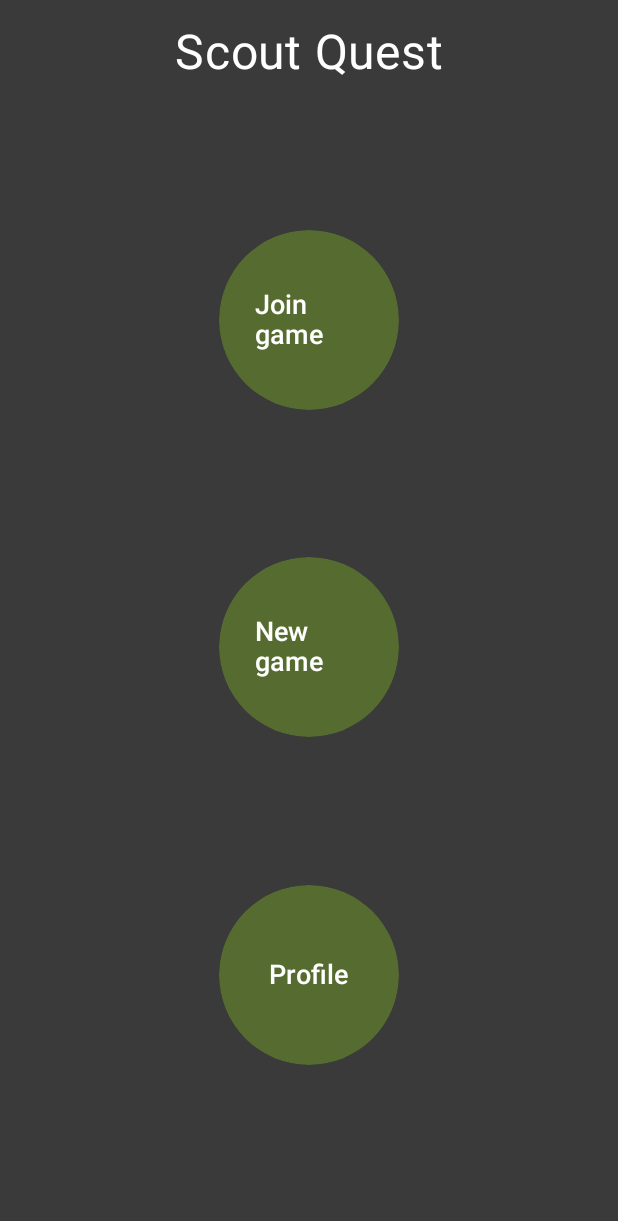
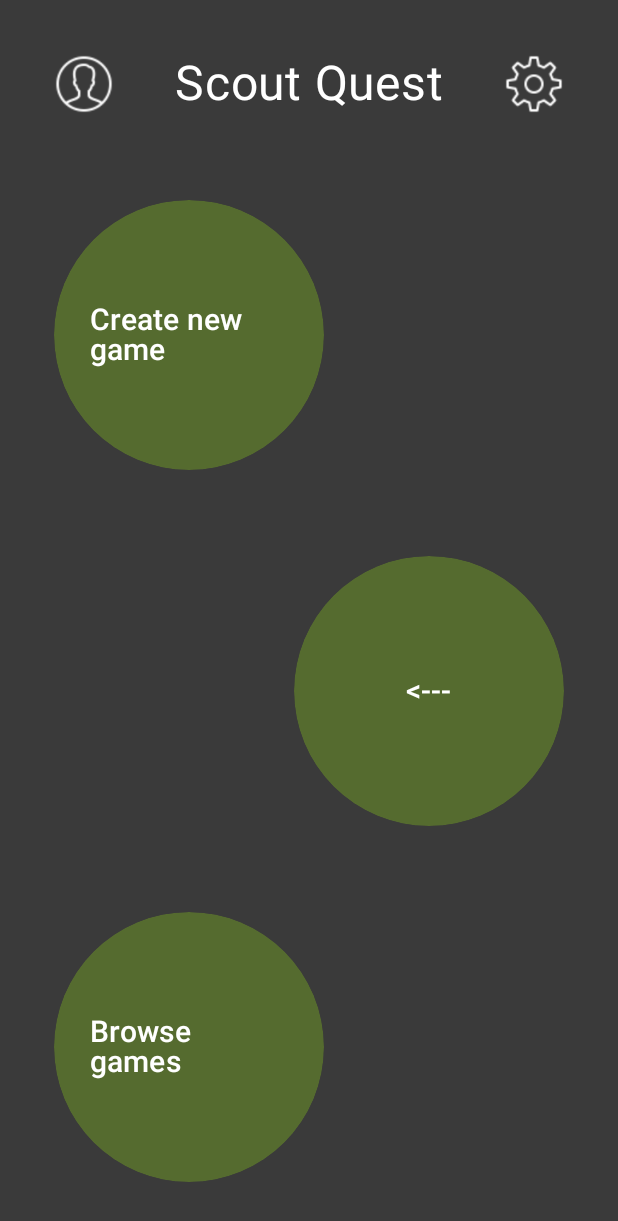
Before and after one commit to jakurych/ScoutQuest, an Android app built with Jetpack Compose: the screen it shows after launch (MainActivity), after a tap on "New game", on a phone screen of 412 x 824 dp. Shown: the top 1221 px of the screen. Run offline under Robolectric (Android 15) with nearby library versions, the phone set to English and light mode, and no system bars.

Commit message:
"Navigation, header, new game view"

```diff
--- /dev/null
+++ b/app/src/main/java/com/example/scoutquest/ui/components/Buttons.kt
@@ -0,0 +1,29 @@
+package com.example.scoutquest.ui.components
+
+import androidx.compose.foundation.layout.size
+import androidx.compose.foundation.shape.CircleShape
+import androidx.compose.material3.Button
+import androidx.compose.material3.ButtonDefaults
+import androidx.compose.material3.Text
+import androidx.compose.runtime.Composable
+import androidx.compose.ui.Modifier
+import androidx.compose.ui.draw.clip
+import androidx.compose.ui.graphics.Color
+import androidx.compose.ui.unit.dp
+import androidx.compose.ui.unit.sp
+
+@Composable
+fun CircleButton(text: String, onClick: () -> Unit, modifier: Modifier = Modifier) {
+    Button(
+        onClick = onClick,
+        shape = CircleShape,
+        colors = ButtonDefaults.buttonColors(
+            containerColor = Color(0xFF556B2F)
+        ),
+        modifier = modifier
+            .size(180.dp)
+            .clip(CircleShape)
+    ) {
+        Text(text = text, color = Color.White, fontSize = 20.sp)
+    }
+}
--- /dev/null
+++ b/app/src/main/java/com/example/scoutquest/ui/components/Header.kt
@@ -0,0 +1,57 @@
+package com.example.scoutquest.ui.components
+
+import androidx.compose.foundation.layout.*
+import androidx.compose.material3.Icon
+import androidx.compose.material3.IconButton
+import androidx.compose.material3.Text
+import androidx.compose.runtime.Composable
+import androidx.compose.runtime.LaunchedEffect
+import androidx.compose.ui.Alignment
+import androidx.compose.ui.Modifier
+import androidx.compose.ui.graphics.Color
+import androidx.compose.ui.res.painterResource
+import androidx.compose.ui.unit.dp
+import androidx.compose.ui.unit.sp
+import androidx.navigation.NavController
+import com.example.scoutquest.R
+import com.example.scoutquest.ui.navigation.LocalNavigation
+import com.example.scoutquest.ui.navigation.Profile
+import com.example.scoutquest.ui.navigation.Settings
+
+@Composable
+fun Header() {
+    val navController = LocalNavigation.current
+
+    Row(
+        modifier = Modifier
+            .fillMaxWidth()
+            .padding(16.dp),
+        horizontalArrangement = Arrangement.SpaceBetween,
+        verticalAlignment = Alignment.CenterVertically
+    ) {
+        // Profile Icon Button
+        IconButton(onClick = { navController.navigate(Profile) }) {
+            Icon(
+                painter = painterResource(id = R.drawable.icon_user), // Zastąp właściwym zasobem ikony
+                contentDescription = "Profile",
+                tint = Color.White
+            )
+        }
+
+        // Title Text
+        Text(
+            text = "Scout Quest",
+            fontSize = 32.sp,
+            color = Color.White
+        )
+
+        // Settings Icon Button
+        IconButton(onClick = { navController.navigate(Settings) }) {
+            Icon(
+                painter = painterResource(id = R.drawable.icon_setting), // Zastąp właściwym zasobem ikony
+                contentDescription = "Settings",
+                tint = Color.White
+            )
+        }
+    }
+}
--- a/app/src/main/java/com/example/scoutquest/ui/navigation/AppNavigation.kt
+++ b/app/src/main/java/com/example/scoutquest/ui/navigation/AppNavigation.kt
@@ -6,14 +6,18 @@ import androidx.lifecycle.viewmodel.compose.viewModel
 import androidx.navigation.compose.NavHost
 import androidx.navigation.compose.composable
 import androidx.navigation.compose.rememberNavController
-import com.example.scoutquest.ui.views.MainScreenView
+import com.example.scoutquest.ui.views.*
 import com.example.scoutquest.viewmodels.MainScreenViewModel
+import com.example.scoutquest.viewmodels.ProfileViewModel
+import com.example.scoutquest.viewmodels.SettingsViewModel
+
 
 @Composable
-
 fun AppNavigation(){
     val navController = rememberNavController()
     val mainScreenViewModel: MainScreenViewModel = viewModel()
+    val profileViewModel : ProfileViewModel = viewModel()
+    val settingsViewModel : SettingsViewModel = viewModel()
 
     CompositionLocalProvider(LocalNavigation provides navController) {
         NavHost(navController = navController,
@@ -22,7 +26,15 @@ fun AppNavigation(){
             composable(route= MainScreenRoute){
                 MainScreenView(mainScreenViewModel)
             }
+            composable(route = Profile){
+                ProfileView(profileViewModel)
+            }
+            composable(route = Settings){
+                SettingsView(settingsViewModel)
+            }
+            composable(route= NewGame){
+                NewGameView()
+            }
         }
     }
-
 }
--- a/app/src/main/java/com/example/scoutquest/ui/navigation/Route.kt
+++ b/app/src/main/java/com/example/scoutquest/ui/navigation/Route.kt
@@ -1,3 +1,9 @@
 package com.example.scoutquest.ui.navigation
 
+import androidx.compose.ui.text.font.FontVariation
+
 const val MainScreenRoute = "/mainscreen"
+const val JoinGame = "/joingame"
+const val NewGame = "/newgame"
+const val Profile = "/profile"
+const val Settings = "/settings"
--- a/app/src/main/java/com/example/scoutquest/ui/views/MainScreenView.kt
+++ b/app/src/main/java/com/example/scoutquest/ui/views/MainScreenView.kt
@@ -1,98 +1,85 @@
 package com.example.scoutquest.ui.views
 
-import androidx.compose.foundation.Image
 import androidx.compose.foundation.background
 import androidx.compose.foundation.layout.Arrangement
 import androidx.compose.foundation.layout.Box
 import androidx.compose.foundation.layout.Column
+import androidx.compose.foundation.layout.Row
 import androidx.compose.foundation.layout.fillMaxSize
 import androidx.compose.foundation.layout.fillMaxWidth
 import androidx.compose.foundation.layout.padding
-import androidx.compose.foundation.layout.size
-import androidx.compose.foundation.shape.CircleShape
-import androidx.compose.material3.Button
-import androidx.compose.material3.ButtonDefaults
-import androidx.compose.material3.Icon
 import androidx.compose.material3.Text
 import androidx.compose.runtime.Composable
 import androidx.compose.ui.Alignment
 import androidx.compose.ui.Modifier
-import androidx.compose.ui.draw.clip
 import androidx.compose.ui.graphics.Color
-import androidx.compose.ui.res.painterResource
 import androidx.compose.ui.unit.dp
 import androidx.compose.ui.unit.sp
-import com.example.scoutquest.R
+import androidx.navigation.NavController
+import com.example.scoutquest.ui.components.CircleButton
+import com.example.scoutquest.ui.components.Header
+import com.example.scoutquest.ui.navigation.LocalNavigation
 import com.example.scoutquest.viewmodels.MainScreenViewModel
 
 @Composable
 fun MainScreenView(viewModel: MainScreenViewModel) {
-    Text(text = "Hello")
+    val navController = LocalNavigation.current
 
     Box(
-        modifier = Modifier.fillMaxSize().background(Color(0xFF3A3A3A))
-    )
+        modifier = Modifier
+            .fillMaxSize()
+            .background(Color(0xFF3A3A3A))
+    ) {
         Column(
-        modifier = Modifier.fillMaxSize().padding(16.dp),
+            modifier = Modifier
+                .fillMaxSize()
+                .padding(16.dp),
             horizontalAlignment = Alignment.CenterHorizontally,
             verticalArrangement = Arrangement.SpaceBetween
-    ){
-        Box(
-            modifier = Modifier.fillMaxWidth(),
-            contentAlignment = Alignment.TopCenter
         ) {
-            Text(
-                text = "Scout Quest",
-                fontSize = 32.sp,
-                color = Color.White // Placeholder color
+            Header()
+
+            // Join Game button
+            Row(
+                modifier = Modifier
+                    .fillMaxWidth()
+                    .padding(20.dp),
+                horizontalArrangement = Arrangement.Start
+            ) {
+                CircleButton(
+                    text = "Join game",
+                    onClick = { navController.navigate("/joingame") },
+                    modifier = Modifier
                 )
-            /*Image(
-                painter = painterResource(id = R.drawable.logo), // Placeholder resource ID
-                contentDescription = null,
-                modifier = Modifier
-                    .size(100.dp)
-                    .align(Alignment.TopEnd)
-            )*/
             }
 
-        // Join Game button
-        CircleButton(text = "Join game", onClick = { /* Navigate to join game screen */ })
-
             // New Game button
-        CircleButton(text = "New game", onClick = { /* Navigate to new game screen */ })
+            Row(
+                modifier = Modifier
+                    .fillMaxWidth()
+                    .padding(20.dp),
+                horizontalArrangement = Arrangement.End
+            ) {
+                CircleButton(
+                    text = "New game",
+                    onClick = { navController.navigate("/newgame") },
+                    modifier = Modifier
+                )
+            }
 
             // Profile button
-        CircleButton(text = "Profile", onClick = { /* Navigate to profile screen */ })
-
-        // Settings button
-        Box(
-            modifier = Modifier.fillMaxWidth(),
-            contentAlignment = Alignment.BottomEnd
+            Row(
+                modifier = Modifier
+                    .fillMaxWidth()
+                    .padding(20.dp),
+                horizontalArrangement = Arrangement.Start
             ) {
-            /*IconButton(onClick = { *//* Open settings *//* }) {
-               *//* Icon(
-                    painter = painterResource(id = R.drawable.ic_settings), // Placeholder resource ID
-                    contentDescription = "Settings",
-                    tint = Color.White // Placeholder color
-                )*//*
-            }*/
+                CircleButton(
+                    text = "Profile",
+                    onClick = { navController.navigate("/profile") },
+                    modifier = Modifier
+                )
             }
         }
     }
-
-
-@Composable
-fun CircleButton(text: String, onClick: () -> Unit) {
-    Button(
-        onClick = onClick,
-        shape = CircleShape,
-        colors = ButtonDefaults.buttonColors(
-            containerColor = Color(0xFF556B2F)
-        ),
-        modifier = Modifier
-            .size(120.dp)
-            .clip(CircleShape)
-    ) {
-        Text(text = text, color = Color.White, fontSize = 18.sp)
 }
-}
--- /dev/null
+++ b/app/src/main/java/com/example/scoutquest/ui/views/NewGameView.kt
@@ -0,0 +1,82 @@
+package com.example.scoutquest.ui.views
+
+import androidx.compose.foundation.background
+import androidx.compose.foundation.layout.Arrangement
+import androidx.compose.foundation.layout.Box
+import androidx.compose.foundation.layout.Column
+import androidx.compose.foundation.layout.Row
+import androidx.compose.foundation.layout.fillMaxSize
+import androidx.compose.foundation.layout.fillMaxWidth
+import androidx.compose.foundation.layout.padding
+import androidx.compose.runtime.Composable
+import androidx.compose.ui.Alignment
+import androidx.compose.ui.Modifier
+import androidx.compose.ui.graphics.Color
+import androidx.compose.ui.unit.dp
+import com.example.scoutquest.ui.components.CircleButton
+import com.example.scoutquest.ui.components.Header
+import com.example.scoutquest.ui.navigation.LocalNavigation
+import com.example.scoutquest.viewmodels.MainScreenViewModel
+
+@Composable
+fun NewGameView() {
+    val navController = LocalNavigation.current
+
+    Box(
+        modifier = Modifier
+            .fillMaxSize()
+            .background(Color(0xFF3A3A3A))
+    ) {
+        Column(
+            modifier = Modifier
+                .fillMaxSize()
+                .padding(16.dp),
+            horizontalAlignment = Alignment.CenterHorizontally,
+            verticalArrangement = Arrangement.SpaceBetween
+        ) {
+            Header()
+
+            // Join Game button
+            Row(
+                modifier = Modifier
+                    .fillMaxWidth()
+                    .padding(20.dp),
+                horizontalArrangement = Arrangement.Start
+            ) {
+                CircleButton(
+                    text = "Create new game",
+                    onClick = { navController.navigate("/joingame") },
+                    modifier = Modifier
+                )
+            }
+
+            // New Game button
+            Row(
+                modifier = Modifier
+                    .fillMaxWidth()
+                    .padding(20.dp),
+                horizontalArrangement = Arrangement.End
+            ) {
+                CircleButton(
+                    text = "<---",
+                    onClick = { navController.navigate("/mainscreen") },
+                    modifier = Modifier
+                )
+            }
+
+            // Profile button
+            Row(
+                modifier = Modifier
+                    .fillMaxWidth()
+                    .padding(20.dp),
+                horizontalArrangement = Arrangement.Start
+            ) {
+                CircleButton(
+                    text = "Browse games",
+                    onClick = { navController.navigate("/profile") },
+                    modifier = Modifier
+                )
+            }
+        }
+    }
+}
--- /dev/null
+++ b/app/src/main/java/com/example/scoutquest/ui/views/ProfileView.kt
@@ -0,0 +1,6 @@
+package com.example.scoutquest.ui.views
+
+import com.example.scoutquest.viewmodels.ProfileViewModel
+
+class ProfileView(profileViewModel: ProfileViewModel) {
+}
--- /dev/null
+++ b/app/src/main/java/com/example/scoutquest/ui/views/SettingsView.kt
@@ -0,0 +1,7 @@
+package com.example.scoutquest.ui.views
+
+import com.example.scoutquest.viewmodels.SettingsViewModel
+
+class SettingsView(settingsViewModel: SettingsViewModel) {
+
+}
--- /dev/null
+++ b/app/src/main/java/com/example/scoutquest/viewmodels/JoinGameViewModel.kt
@@ -0,0 +1,4 @@
+package com.example.scoutquest.viewmodels
+
+class JoinGameViewModel {
+}
--- /dev/null
+++ b/app/src/main/java/com/example/scoutquest/viewmodels/ProfileViewModel.kt
@@ -0,0 +1,6 @@
+package com.example.scoutquest.viewmodels
+
+import androidx.lifecycle.ViewModel
+
+class ProfileViewModel : ViewModel() {
+}
--- /dev/null
+++ b/app/src/main/java/com/example/scoutquest/viewmodels/SettingsViewModel.kt
@@ -0,0 +1,6 @@
+package com.example.scoutquest.viewmodels
+
+import androidx.lifecycle.ViewModel
+
+class SettingsViewModel : ViewModel() {
+}
```
Also changed, not shown: app/src/main/java/com/example/scoutquest/ui/views/JoinGameView.kt (added), app/src/main/res/drawable/icon_setting.png (added), app/src/main/res/drawable/icon_user.png (added). Lines whose indentation alone changed are shown as unchanged.
